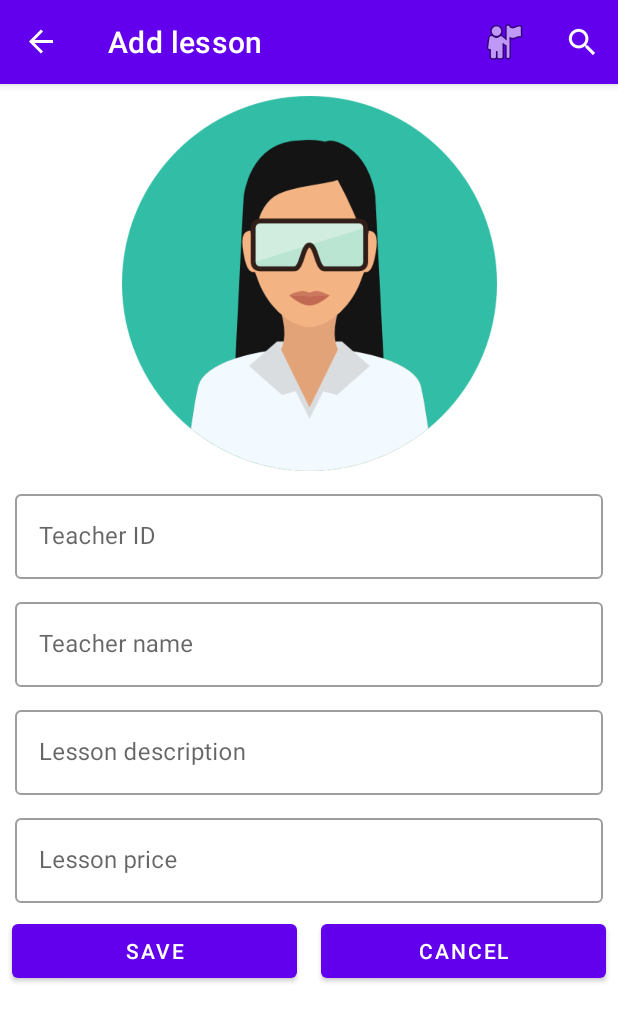
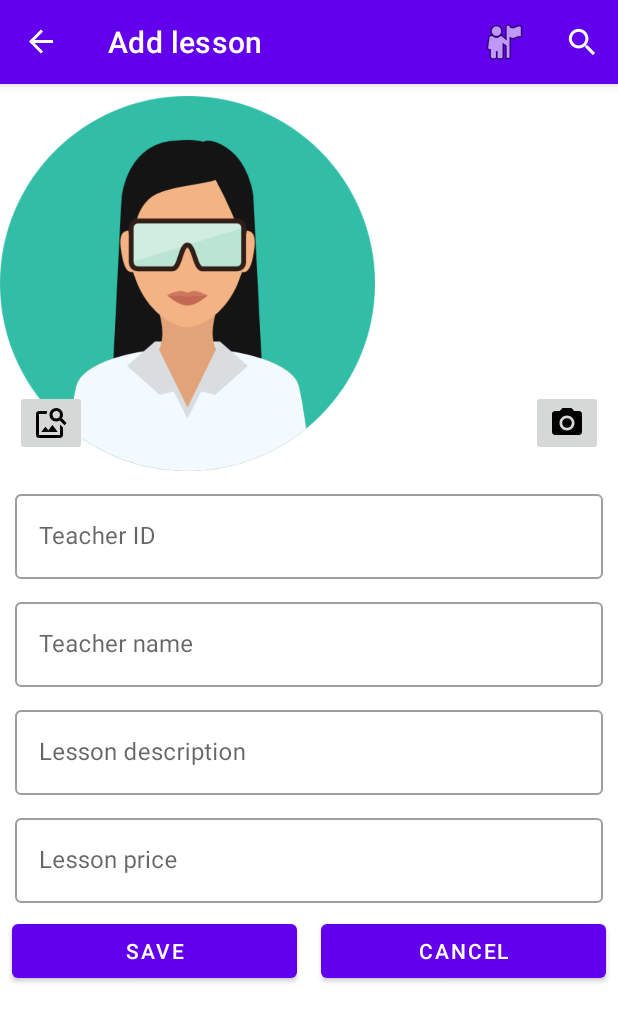
Before and after one commit to mika-israeli/private_lesson, an Android app: the screen it shows after launch (MainActivity), after a tap on "Add", on a phone screen of 412 x 824 dp. Shown: the top 1022 px of the screen. Run offline under Robolectric (Android 15) with nearby library versions, the phone set to English and light mode, and no system bars; our stand-ins replace Firebase (no records; nobody signed in at launch, a user with empty details on screens opened directly), Room's generated code, navigation-ui.

Commit message:
upload photo

```diff
--- a/app/build.gradle
+++ b/app/build.gradle
@@ -1,6 +1,7 @@
 plugins {
     id 'com.android.application'
     id 'androidx.navigation.safeargs'
+    id 'com.google.gms.google-services'
 }
 
 android {
@@ -46,4 +47,8 @@ dependencies {
     def room_version = "2.4.3"
     implementation "androidx.room:room-runtime:$room_version"
     annotationProcessor "androidx.room:room-compiler:$room_version"
+    implementation 'com.google.firebase:firebase-analytics'
+    implementation platform('com.google.firebase:firebase-bom:31.2.0')
+    implementation 'com.google.firebase:firebase-firestore'
+    implementation 'com.google.firebase:firebase-storage'
 }
--- a/app/src/main/java/com/example/private_lesson/AddPostFragment.java
+++ b/app/src/main/java/com/example/private_lesson/AddPostFragment.java
@@ -1,15 +1,22 @@
 package com.example.private_lesson;
 
+import android.content.Context;
+import android.graphics.Bitmap;
+import android.graphics.drawable.BitmapDrawable;
+import android.net.Uri;
 import android.os.Bundle;
 
+import androidx.activity.result.ActivityResultCallback;
+import androidx.activity.result.ActivityResultLauncher;
+import androidx.activity.result.contract.ActivityResultContracts;
 import androidx.annotation.NonNull;
+import androidx.annotation.Nullable;
 import androidx.core.view.MenuProvider;
 import androidx.fragment.app.Fragment;
 import androidx.fragment.app.FragmentActivity;
 import androidx.lifecycle.Lifecycle;
 import androidx.navigation.Navigation;
 
-import android.util.Log;
 import android.view.LayoutInflater;
 import android.view.Menu;
 import android.view.MenuInflater;
@@ -20,70 +27,99 @@ import android.widget.Button;
 import android.widget.EditText;
 import android.widget.TextView;
 
+import com.example.private_lesson.databinding.FragmentAddPostBinding;
 import com.example.private_lesson.model.Model;
 import com.example.private_lesson.model.Post;
 
+
 public class AddPostFragment extends Fragment {
+    FragmentAddPostBinding binding;
+    ActivityResultLauncher<Void> cameraLauncher;
+    ActivityResultLauncher<String> galleryLauncher;
 
-    public void onCreate(Bundle savedInstanceState) {
+    Boolean isAvatarSelected = false;
+    @Override
+    public void onCreate(@Nullable Bundle savedInstanceState) {
         super.onCreate(savedInstanceState);
-       FragmentActivity parentActivity= getActivity();
+        FragmentActivity parentActivity = getActivity();
         parentActivity.addMenuProvider(new MenuProvider() {
-
-
             @Override
             public void onCreateMenu(@NonNull Menu menu, @NonNull MenuInflater menuInflater) {
                 menu.removeItem(R.id.addPostFragment);
-
-
             }
 
             @Override
-           public boolean onMenuItemSelected(MenuItem item) {
-
+            public boolean onMenuItemSelected(@NonNull MenuItem menuItem) {
                 return false;
             }
         },this, Lifecycle.State.RESUMED);
 
-
+        cameraLauncher = registerForActivityResult(new
+                ActivityResultContracts.TakePicturePreview(),
+                new ActivityResultCallback<Bitmap>() {
+            @Override
+            public void onActivityResult(Bitmap result) {
+                if (result != null) {
+                    binding.avatarImg.setImageBitmap(result);
+                    isAvatarSelected = true;
                 }
-
+            }
+        });
+        galleryLauncher = registerForActivityResult(new ActivityResultContracts.GetContent(),
+                new ActivityResultCallback<Uri>() {
+            @Override
+            public void onActivityResult(Uri result) {
+                if (result != null){
+                    binding.avatarImg.setImageURI(result);
+                    isAvatarSelected = true;
+                }
+            }
+        });
+    }
 
     @Override
     public View onCreateView(LayoutInflater inflater, ViewGroup container,
                              Bundle savedInstanceState) {
         // Inflate the layout for this fragment
-        View view = inflater.inflate(R.layout.fragment_add_post, container, false);
+        binding = FragmentAddPostBinding.inflate(inflater,container,false);
+        View view = binding.getRoot();
 
+        binding.saveBtn.setOnClickListener(view1 -> {
+            String name = binding.nameEt.getText().toString();
+            String postId = binding.idEt.getText().toString();
+            String description = binding.descEt.getText().toString();
+            String price = binding.price.getText().toString();
+            Post post = new Post(name, description, price,postId,false,"");
 
-        EditText nameEt = view.findViewById(R.id.nameEt);
-        EditText idEt = view.findViewById(R.id.idEt);
-        EditText descriptionEt = view.findViewById(R.id.descEt);
-        EditText priceEt = view.findViewById(R.id.price);;
-        Button saveBtn = view.findViewById(R.id.saveBtn);
-        Button cancelBtn = view.findViewById(R.id.cancellBtn);
-
-
-                    saveBtn.setOnClickListener(view1 -> {
-                String name = nameEt.getText().toString();
-                String id = idEt.getText().toString();
-                String description = descriptionEt.getText().toString();
-                String price = priceEt.getText().toString();
-                Post post = new Post(name, description,id ,price,false,"");
+            if (isAvatarSelected){
+                binding.avatarImg.setDrawingCacheEnabled(true);
+                binding.avatarImg.buildDrawingCache();
+                Bitmap bitmap = ((BitmapDrawable) binding.avatarImg.getDrawable()).getBitmap();
+                Model.instance().uploadImage(postId, bitmap, url->{
+                    if (url != null){
+                        post.setAvatarUrl(url);
+                    }
                     Model.instance().addPost(post, () -> {
-
                         Navigation.findNavController(view1).popBackStack();
                     });
-
+                });
+            }else {
+                Model.instance().addPost(post, () -> {
+                    Navigation.findNavController(view1).popBackStack();
+                });
+            }
         });
 
-        cancelBtn.setOnClickListener(view1 -> Navigation.findNavController(view1)
-                .popBackStack(R.id.postListFragment,false));
-        Log.d("TAG", "fail  : ");
-        setHasOptionsMenu(true);
+        binding.cancellBtn.setOnClickListener(view1 -> Navigation.findNavController(view1).popBackStack(R.id.postListFragment,false));
+
+        binding.cameraButton.setOnClickListener(view1->{
+            cameraLauncher.launch(null);
+        });
+
+        binding.galleryButton.setOnClickListener(view1->{
+            galleryLauncher.launch("image/*");
+        });
         return view;
     }
 
-
-
 }
--- /dev/null
+++ b/app/src/main/java/com/example/private_lesson/model/FirebaseModel.java
@@ -0,0 +1,129 @@
+package com.example.private_lesson.model;
+
+import android.graphics.Bitmap;
+import android.net.Uri;
+
+import androidx.annotation.NonNull;
+import com.google.android.gms.tasks.OnCompleteListener;
+import com.google.android.gms.tasks.OnFailureListener;
+import com.google.android.gms.tasks.OnSuccessListener;
+import com.google.android.gms.tasks.Task;
+import com.google.firebase.firestore.DocumentSnapshot;
+import com.google.firebase.firestore.FirebaseFirestore;
+import com.google.firebase.firestore.FirebaseFirestoreSettings;
+import com.google.firebase.firestore.QuerySnapshot;
+import com.google.firebase.storage.FirebaseStorage;
+import com.google.firebase.storage.StorageReference;
+import com.google.firebase.storage.UploadTask;
+
+import java.io.ByteArrayOutputStream;
+import java.util.HashMap;
+import java.util.LinkedList;
+import java.util.List;
+import java.util.Map;
+
+public class FirebaseModel {
+    FirebaseFirestore db;
+    FirebaseStorage storage;
+
+    FirebaseModel() {
+        db = FirebaseFirestore.getInstance();
+        FirebaseFirestoreSettings settings = new FirebaseFirestoreSettings.Builder()
+                .setPersistenceEnabled(false)
+                .build();
+        db.setFirestoreSettings(settings);
+        storage = FirebaseStorage.getInstance();
+    }
+
+
+    //    public void getAllStudents(Model.GetAllPostsListenerListener callback){
+//        db.collection(Post.COLLECTION).get().addOnCompleteListener(new OnCompleteListener<QuerySnapshot>() {
+//            @Override
+//            public void onComplete(@NonNull Task<QuerySnapshot> task) {
+//                List<Post> list = new LinkedList<>();
+//                if (task.isSuccessful()){
+//                    QuerySnapshot jsonsList = task.getResult();
+//                    for (DocumentSnapshot json: jsonsList){
+//                     Post post =Post.fromJson(json.getData());
+//                        list.add(post);
+//                    }
+//                }
+//                callback.onComplete(list);
+//            }
+//        });
+//    }
+//
+//    public void addStudent(Post post, Model.AddPostListener listener) {
+//        db.collection(Post.COLLECTION).document(post.getId()).set(post.toJson())
+//                .addOnCompleteListener(new OnCompleteListener<Void>() {
+//                    @Override
+//                    public void onComplete(@NonNull Task<Void> task) {
+//                        listener.onComplete();
+//                    }
+//                });
+//    }
+    public void getAllPosts(Model.GetAllPostsListener callback) {
+        db.collection("lesssons").get().addOnCompleteListener(new OnCompleteListener<QuerySnapshot>() {
+            @Override
+            public void onComplete(@NonNull Task<QuerySnapshot> task) {
+                List<Post> list = new LinkedList<>();
+                if (task.isSuccessful()) {
+                    QuerySnapshot jsonsList = task.getResult();
+                    for (DocumentSnapshot json : jsonsList) {
+                        Post post = Post.fromJson(json.getData());
+                        list.add(post);
+                    }
+                }
+                callback.onComplete(list);
+            }
+        });
+
+
+    }
+
+    public void addPost(Post post, Model.AddPostListener listener) {
+        Map<String, Object> json = new HashMap<>();
+        json.put("name", post.getTeacherName());
+        json.put("id", post.getId());
+        json.put("description", post.getDescription());
+        json.put("price", post.getPrice());
+        json.put("avatarUrl", post.getAvatarUrl());
+        json.put("cb", post.getCb());
+
+        db.collection("lesssons").document(post.getId()).set(post.toJson()).addOnCompleteListener(new OnCompleteListener<Void>() {
+            @Override
+            public void onComplete(@NonNull Task<Void> task) {
+                listener.onComplete();
+            }
+        });
+    }
+
+         void uploadImage (String name, Bitmap bitmap, Model.UploadImageListener listener){
+            StorageReference storageRef = storage.getReference();
+            StorageReference imagesRef = storageRef.child("images/" + name + ".jpg");
+            ByteArrayOutputStream baos = new ByteArrayOutputStream();
+            bitmap.compress(Bitmap.CompressFormat.JPEG, 100, baos);
+            byte[] data = baos.toByteArray();
+
+            UploadTask uploadTask = imagesRef.putBytes(data);
+            uploadTask.addOnFailureListener(new OnFailureListener() {
+                @Override
+                public void onFailure(@NonNull Exception exception) {
+                    listener.onComplete(null);
+                }
+            }).addOnSuccessListener(new OnSuccessListener<UploadTask.TaskSnapshot>() {
+                @Override
+                public void onSuccess(UploadTask.TaskSnapshot taskSnapshot) {
+                    imagesRef.getDownloadUrl().addOnSuccessListener(new OnSuccessListener<Uri>() {
+                        @Override
+                        public void onSuccess(Uri uri) {
+                            listener.onComplete(uri.toString());
+                        }
+                    });
+                }
+            });
+
+
+        }
+
+}
--- a/app/src/main/java/com/example/private_lesson/model/Model.java
+++ b/app/src/main/java/com/example/private_lesson/model/Model.java
@@ -1,8 +1,11 @@
 package com.example.private_lesson.model;
+import android.graphics.Bitmap;
 import android.os.Handler;
 import android.os.Looper;
 
 import androidx.core.os.HandlerCompat;
+
+import com.google.firebase.firestore.util.Listener;
 
 import java.util.List;
 import java.util.concurrent.Executor;
@@ -12,7 +15,7 @@ import java.util.concurrent.Executors;
 public class Model {
     private Executor executor = Executors.newSingleThreadExecutor();
     private Handler mainHandler = HandlerCompat.createAsync(Looper.getMainLooper());
-
+    private FirebaseModel firebaseModel = new FirebaseModel();
 
 
     private static final Model _instance = new Model();
@@ -20,46 +23,36 @@ public class Model {
     public static Model instance() {
         return _instance;
     }
+
     private Model() {
 
 
     }
 
- AppLocalDbRepository localDb = AppLocalDb.getAppDb();
+    AppLocalDbRepository localDb = AppLocalDb.getAppDb();
+
     public interface GetAllPostsListener {
         void onComplete(List<Post> data);
     }
 
-    public void  getAllPosts(GetAllPostsListener callback) {
-        executor.execute(() -> {
-            List<Post> data = localDb.postDao().getAll();
-            try {
-                Thread.sleep(5000);
-            } catch (InterruptedException e) {
-                e.printStackTrace();
-            }
-            mainHandler.post(() -> {
-                callback.onComplete(data);
-            });
-        });
+    public void getAllPosts(GetAllPostsListener callback) {
+        firebaseModel.getAllPosts(callback);
     }
 
-public interface AddPostListener {
+    public interface AddPostListener {
         void onComplete();
     }
+
     public void addPost(Post post, AddPostListener listener) {
-        executor.execute(()->{
-            localDb.postDao().insertAll(post);
-            try {
-                Thread.sleep(5000);
-            } catch (InterruptedException e) {
-                e.printStackTrace();
-            }
-            mainHandler.post(()->{
-                listener.onComplete();
-            });
-        });
+        firebaseModel.addPost(post, listener);
     }
 
+    public interface UploadImageListener {
+        void onComplete(String url);
+    }
 
+    public void uploadImage(String name, Bitmap bitmap,UploadImageListener listener) {
+
+firebaseModel.uploadImage(name,bitmap,listener);
+    }
 }
--- /dev/null
+++ b/app/src/main/res/drawable/baseline_image_search_24.xml
@@ -0,0 +1,5 @@
+<vector android:height="24dp" android:tint="#000000"
+    android:viewportHeight="24" android:viewportWidth="24"
+    android:width="24dp" xmlns:android="http://schemas.android.com/apk/res/android">
+    <path android:fillColor="@android:color/white" android:pathData="M18,13v7L4,20L4,6h5.02c0.05,-0.71 0.22,-1.38 0.48,-2L4,4c-1.1,0 -2,0.9 -2,2v14c0,1.1 0.9,2 2,2h14c1.1,0 2,-0.9 2,-2v-5l-2,-2zM16.5,18h-11l2.75,-3.53 1.96,2.36 2.75,-3.54zM19.3,8.89c0.44,-0.7 0.7,-1.51 0.7,-2.39C20,4.01 17.99,2 15.5,2S11,4.01 11,6.5s2.01,4.5 4.49,4.5c0.88,0 1.7,-0.26 2.39,-0.7L21,13.42 22.42,12 19.3,8.89zM15.5,9C14.12,9 13,7.88 13,6.5S14.12,4 15.5,4 18,5.12 18,6.5 16.88,9 15.5,9z"/>
+</vector>
--- /dev/null
+++ b/app/src/main/res/drawable/baseline_photo_camera_24.xml
@@ -0,0 +1,6 @@
+<vector android:height="24dp" android:tint="#000000"
+    android:viewportHeight="24" android:viewportWidth="24"
+    android:width="24dp" xmlns:android="http://schemas.android.com/apk/res/android">
+    <path android:fillColor="@android:color/white" android:pathData="M12,12m-3.2,0a3.2,3.2 0,1 1,6.4 0a3.2,3.2 0,1 1,-6.4 0"/>
+    <path android:fillColor="@android:color/white" android:pathData="M9,2L7.17,4L4,4c-1.1,0 -2,0.9 -2,2v12c0,1.1 0.9,2 2,2h16c1.1,0 2,-0.9 2,-2L22,6c0,-1.1 -0.9,-2 -2,-2h-3.17L15,2L9,2zM12,17c-2.76,0 -5,-2.24 -5,-5s2.24,-5 5,-5 5,2.24 5,5 -2.24,5 -5,5z"/>
+</vector>
--- a/app/src/main/res/layout/fragment_add_post.xml
+++ b/app/src/main/res/layout/fragment_add_post.xml
@@ -18,14 +18,34 @@
             android:layout_width="match_parent"
             android:layout_height="wrap_content"
             android:orientation="vertical">
+            <FrameLayout
+                android:layout_width="match_parent"
+                android:layout_height="wrap_content">
 
                 <ImageView
                     android:id="@+id/avatarImg"
                     android:layout_width="match_parent"
                     android:layout_height="250dp"
                     android:layout_marginTop="8dp"
-                android:scaleType="centerInside"
+                    android:scaleType="fitStart"
                     app:srcCompat="@drawable/avatar" />
+
+            <ImageButton
+                android:id="@+id/galleryButton"
+                android:layout_width="wrap_content"
+                android:layout_height="wrap_content"
+                android:layout_gravity="bottom|left"
+                android:layout_margin="10dp"
+                android:src="@drawable/baseline_image_search_24" />
+
+            <ImageButton
+                android:id="@+id/cameraButton"
+                android:layout_width="wrap_content"
+                android:layout_height="wrap_content"
+                android:layout_gravity="bottom|right"
+                android:layout_margin="10dp"
+                android:src="@drawable/baseline_photo_camera_24" />
+        </FrameLayout>
 
             <com.google.android.material.textfield.TextInputLayout
                 style="@style/Widget.MaterialComponents.TextInputLayout.OutlinedBox"
--- a/build.gradle
+++ b/build.gradle
@@ -2,10 +2,12 @@
 buildscript{
     repositories {
        google()
+        mavenCentral()  // Maven Central repository
     }
     dependencies {
         def nav_version = "2.5.3"
         classpath "androidx.navigation:navigation-safe-args-gradle-plugin:$nav_version"
+        classpath 'com.google.gms:google-services:4.3.15'
 
     }
 }
```
Also changed, not shown: app/src/main/java/com/example/private_lesson/MainActivity.java (+9 -0 lines), app/src/main/java/com/example/private_lesson/model/Post.java (+34 -0 lines), 1 other file. Lines whose indentation alone changed are shown as unchanged.
